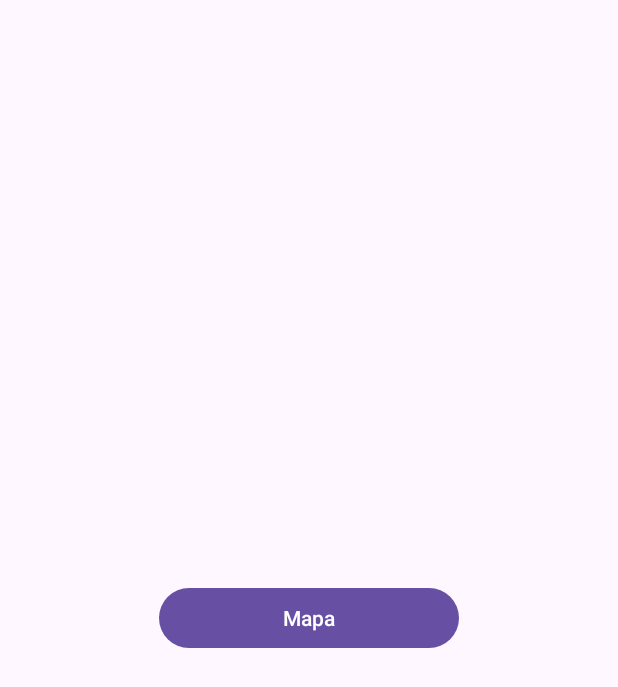
After one commit to AlcahofaCreator/GeoApp, an Android app: the Mapa screen opened directly, with no data from a screen before it, on a phone screen of 412 x 824 dp. The commit adds this screen. Shown: the top 687 px of the screen. Run offline under Robolectric (Android 15) with nearby library versions, the phone set to English and light mode, and no system bars.

Commit message:
HELP
No se que estoy haciendo

```diff
--- a/app/build.gradle.kts
+++ b/app/build.gradle.kts
@@ -44,6 +44,7 @@ dependencies {
     implementation(libs.activity)
     implementation(libs.constraintlayout)
     implementation(libs.play.services.location)
+    implementation(libs.play.services.maps)
     testImplementation(libs.junit)
     androidTestImplementation(libs.ext.junit)
     androidTestImplementation(libs.espresso.core)
--- a/app/src/main/AndroidManifest.xml
+++ b/app/src/main/AndroidManifest.xml
@@ -5,7 +5,6 @@
     <uses-permission android:name="android.permission.ACCESS_BACKGROUND_LOCATION" />
     <uses-permission android:name="android.permission.ACCESS_COARSE_LOCATION" />
     <uses-permission android:name="android.permission.ACCESS_FINE_LOCATION" />
-
 
     <application
         android:allowBackup="true"
@@ -17,11 +16,14 @@
         android:supportsRtl="true"
         android:theme="@style/Theme.GEOfence"
         tools:targetApi="31">
+        <activity
+            android:name=".Mapa"
+            android:exported="false" />
+
         <receiver
             android:name=".MainActivity$GeofenceBroadcastReceiver"
             android:enabled="true"
             android:exported="false" />
-
 
         <activity
             android:name=".MainActivity"
--- /dev/null
+++ b/app/src/main/java/com/example/geofence/Mapa.java
@@ -0,0 +1,42 @@
+package com.example.geofence;
+
+import static androidx.core.content.ContextCompat.startActivity;
+
+import android.content.Context;
+import android.content.Intent;
+import android.os.Bundle;
+import android.view.View;
+import android.widget.Button;
+
+import androidx.activity.EdgeToEdge;
+import androidx.appcompat.app.AppCompatActivity;
+import androidx.core.graphics.Insets;
+import androidx.core.view.ViewCompat;
+import androidx.core.view.WindowInsetsCompat;
+
+public class Mapa extends AppCompatActivity {
+
+
+    Button openmap;
+
+    @Override
+    protected void onCreate(Bundle savedInstanceState) {
+        super.onCreate(savedInstanceState);
+        EdgeToEdge.enable(this);
+        setContentView(R.layout.activity_mapa);
+        ViewCompat.setOnApplyWindowInsetsListener(findViewById(R.id.main), (v, insets) -> {
+            Insets systemBars = insets.getInsets(WindowInsetsCompat.Type.systemBars());
+            v.setPadding(systemBars.left, systemBars.top, systemBars.right, systemBars.bottom);
+            return insets;
+        });
+
+        openmap = findViewById(R.id.openmap);
+        openmap.setOnClickListener(new View.OnClickListener() {
+            @Override
+            public void onClick(View v) {
+                Intent cambio = new Intent(Mapa.this, MainActivity.class);
+                startActivity(cambio);
+            }
+        });
+    }
+}
--- /dev/null
+++ b/app/src/main/res/layout/activity_mapa.xml
@@ -0,0 +1,20 @@
+<?xml version="1.0" encoding="utf-8"?>
+<LinearLayout xmlns:android="http://schemas.android.com/apk/res/android"
+    xmlns:app="http://schemas.android.com/apk/res-auto"
+    xmlns:tools="http://schemas.android.com/tools"
+    android:id="@+id/main"
+    android:layout_width="match_parent"
+    android:layout_height="match_parent"
+    tools:context=".Mapa"
+    android:orientation="vertical"
+    android:gravity="center">
+
+
+    <Button
+        android:layout_width="200dp"
+        android:layout_height="wrap_content"
+        android:text="Mapa"
+        android:id="@+id/openmap"
+        android:textAlignment="center"
+        />
+</LinearLayout>
--- a/gradle/libs.versions.toml
+++ b/gradle/libs.versions.toml
@@ -8,6 +8,7 @@ material = "1.12.0"
 activity = "1.10.1"
 constraintlayout = "2.2.1"
 playServicesLocation = "21.3.0"
+playServicesMaps = "19.2.0"
 
 [libraries]
 junit = { group = "junit", name = "junit", version.ref = "junit" }
@@ -18,6 +19,7 @@ material = { group = "com.google.android.material", name = "material", version.r
 activity = { group = "androidx.activity", name = "activity", version.ref = "activity" }
 constraintlayout = { group = "androidx.constraintlayout", name = "constraintlayout", version.ref = "constraintlayout" }
 play-services-location = { group = "com.google.android.gms", name = "play-services-location", version.ref = "playServicesLocation" }
+play-services-maps = { group = "com.google.android.gms", name = "play-services-maps", version.ref = "playServicesMaps" }
 
 [plugins]
 android-application = { id = "com.android.application", version.ref = "agp" }
```
Also changed, not shown: app/src/main/java/com/example/geofence/MainActivity.java (+27 -4 lines), app/src/main/res/layout/activity_main.xml (+9 -9 lines).
